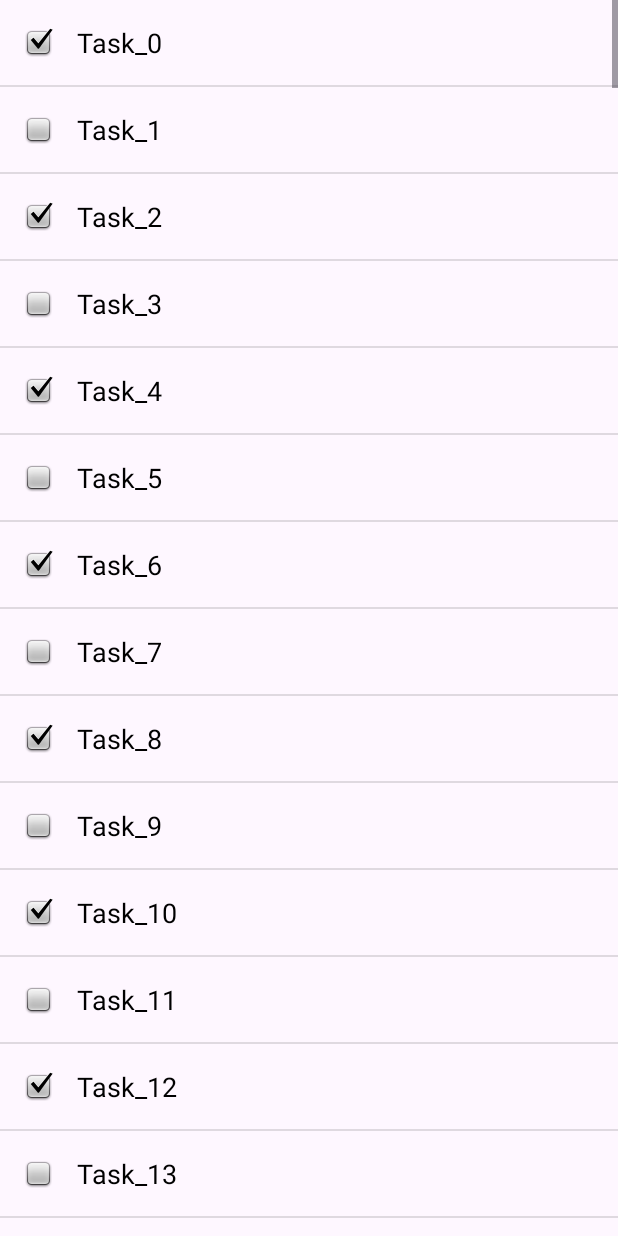
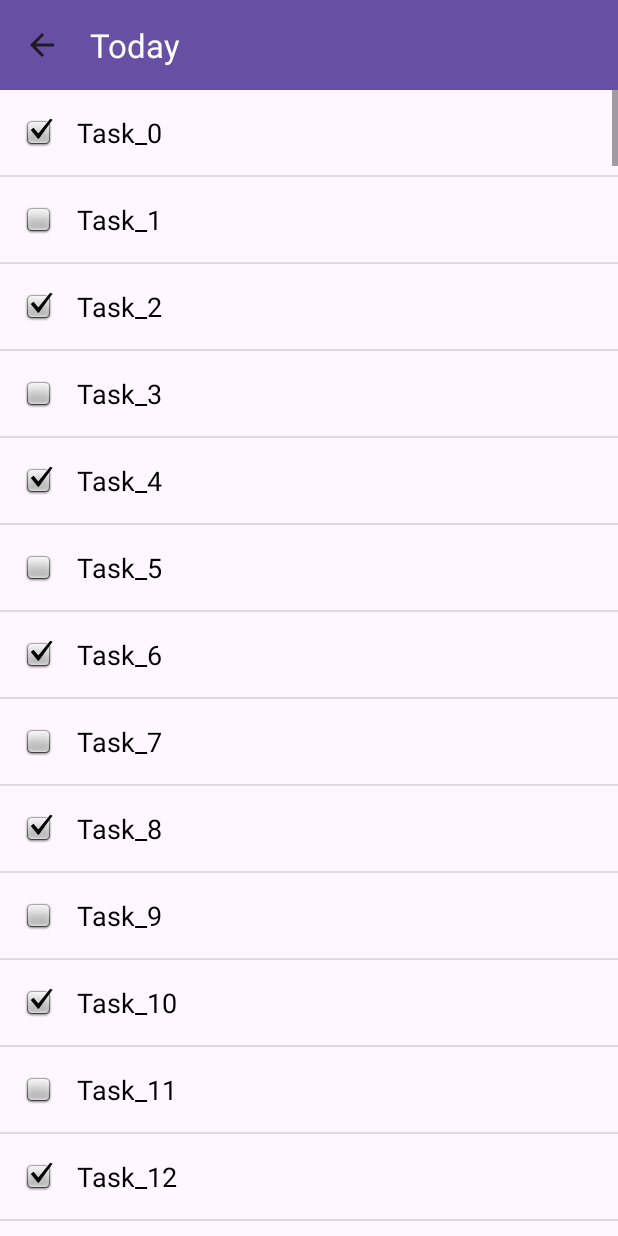
Before and after one commit to AlexStyx/Todolist, an Android app: the screen it shows after launch (MainActivity), after a tap on "Today", on a phone screen of 412 x 824 dp. Run offline under Robolectric (Android 15) with nearby library versions, the phone set to English and light mode, and no system bars.

Commit message:
add navigation

```diff
--- a/app/build.gradle.kts
+++ b/app/build.gradle.kts
@@ -39,4 +39,6 @@ dependencies {
     testImplementation("junit:junit:4.13.2")
     androidTestImplementation("androidx.test.ext:junit:1.1.5")
     androidTestImplementation("androidx.test.espresso:espresso-core:3.5.1")
+    implementation("androidx.navigation:navigation-fragment:2.5.3")
+    implementation("androidx.navigation:navigation-ui:2.5.3")
 }
--- a/app/src/main/java/com/example/todolist/InitialScreen.java
+++ b/app/src/main/java/com/example/todolist/InitialScreen.java
@@ -6,7 +6,12 @@ import android.view.View;
 import android.view.ViewGroup;
 import android.widget.Button;
 
+import androidx.appcompat.app.ActionBar;
+import androidx.appcompat.app.AppCompatActivity;
 import androidx.fragment.app.Fragment;
+import androidx.navigation.Navigation;
+
+import java.util.Objects;
 
 public class InitialScreen extends Fragment {
 
@@ -15,29 +20,35 @@ public class InitialScreen extends Fragment {
                              Bundle savedInstanceState) {
         View view = inflater.inflate(R.layout.initial_screen, container, false);
 
-        Button secondButton = view.findViewById(R.id.today_button);
-        Button thirdButton = view.findViewById(R.id.inbox_button);
+        Button todaysButton = view.findViewById(R.id.today_button);
+        Button inboxButton = view.findViewById(R.id.inbox_button);
 
-        secondButton.setOnClickListener(new View.OnClickListener() {
+        todaysButton.setOnClickListener(new View.OnClickListener() {
             @Override
             public void onClick(View v) {
-                getParentFragmentManager().beginTransaction()
-                        .replace(R.id.fragment_container, new TodayList())
-                        .addToBackStack(null)
-                        .commit();
+                Bundle bundle = new Bundle();
+                bundle.putString("title", todaysButton.getText().toString());
+                Navigation.findNavController(view).navigate(R.id.initial_to_today_action, bundle);
             }
         });
 
-        thirdButton.setOnClickListener(new View.OnClickListener() {
+        inboxButton.setOnClickListener(new View.OnClickListener() {
             @Override
             public void onClick(View v) {
-                getParentFragmentManager().beginTransaction()
-                        .replace(R.id.fragment_container, new Inbox())
-                        .addToBackStack(null)
-                        .commit();
+                Bundle bundle = new Bundle();
+                bundle.putString("title", inboxButton.getText().toString());
+                Navigation.findNavController(view).navigate(R.id.initial_to_today_action, bundle);
             }
         });
 
         return view;
     }
+
+    @Override
+    public void onStart() {
+        super.onStart();
+        ActionBar bar = Objects.requireNonNull(((AppCompatActivity) requireActivity()).getSupportActionBar());
+        bar.setDisplayHomeAsUpEnabled(false);
+        bar.setTitle("Todolist");
+    }
 }
--- a/app/src/main/java/com/example/todolist/MainActivity.java
+++ b/app/src/main/java/com/example/todolist/MainActivity.java
@@ -1,7 +1,16 @@
 package com.example.todolist;
 
+import androidx.annotation.NonNull;
 import androidx.appcompat.app.AppCompatActivity;
+import androidx.appcompat.widget.Toolbar;
+import androidx.fragment.app.Fragment;
+import androidx.navigation.NavController;
+import androidx.navigation.Navigation;
+
 import android.os.Bundle;
+import android.util.Log;
+import android.view.MenuItem;
+import android.view.View;
 
 public class MainActivity extends AppCompatActivity {
 
@@ -10,8 +19,14 @@ public class MainActivity extends AppCompatActivity {
         super.onCreate(savedInstanceState);
         setContentView(R.layout.activity_main);
 
-        getSupportFragmentManager().beginTransaction()
-                .replace(R.id.fragment_container, new InitialScreen())
-                .commit();
+        Toolbar toolbar = findViewById(R.id.toolbar);
+        setSupportActionBar(toolbar);
+    }
+
+    @Override
+    public boolean onSupportNavigateUp() {
+        View container = findViewById(R.id.fragment_container);
+        NavController controller = Navigation.findNavController(container);
+        return controller.navigateUp() || super.onSupportNavigateUp();
     }
 }
--- a/app/src/main/java/com/example/todolist/TodayList.java
+++ b/app/src/main/java/com/example/todolist/TodayList.java
@@ -9,15 +9,20 @@ import android.widget.AdapterView;
 import android.widget.ListView;
 import android.widget.Toast;
 
+import androidx.appcompat.app.ActionBar;
+
+import androidx.appcompat.app.AppCompatActivity;
 import androidx.fragment.app.Fragment;
 
 import java.util.ArrayList;
 import java.util.List;
+import java.util.Objects;
 
 public class TodayList extends Fragment {
 
     @Override
-    public View onCreateView(LayoutInflater inflater, ViewGroup container,
+    public View onCreateView(LayoutInflater inflater,
+                             ViewGroup container,
                              Bundle savedInstanceState) {
         View view = inflater.inflate(R.layout.today, container, false);
         ListView todaysList = view.findViewById(R.id.today_tasks_list);
@@ -34,7 +39,7 @@ public class TodayList extends Fragment {
 
         todaysList.setAdapter(adapter);
 
-        todaysList.setOnItemClickListener(new AdapterView.OnItemClickListener(){
+        todaysList.setOnItemClickListener(new AdapterView.OnItemClickListener() {
 
             @Override
             public void onItemClick(AdapterView<?> parent, View v, int position, long id) {
@@ -43,6 +48,14 @@ public class TodayList extends Fragment {
                 Log.d("ListView", "Нажали на элемент: " + clickedItem);
             }
         });
+
+        ActionBar toolbar = Objects.requireNonNull(((AppCompatActivity) requireActivity()).getSupportActionBar());
+        toolbar.setDisplayHomeAsUpEnabled(true);
+        String title = null;
+        if (getArguments() != null) {
+            title = getArguments().getString("title");
+            toolbar.setTitle(title);
+        }
         return view;
     }
 }
--- a/app/src/main/res/layout/activity_main.xml
+++ b/app/src/main/res/layout/activity_main.xml
@@ -6,13 +6,32 @@
     android:layout_height="match_parent"
     tools:context=".MainActivity">
 
-    <FrameLayout
+    <androidx.appcompat.widget.Toolbar
+        android:id="@+id/toolbar"
+        android:layout_width="match_parent"
+        android:layout_height="60dp"
+        android:background="?attr/colorPrimary"
+        android:elevation="4dp"
+        android:theme="@style/ThemeOverlay.AppCompat.ActionBar"
+        app:popupTheme="@style/ThemeOverlay.AppCompat.Light"
+        app:layout_constraintTop_toTopOf="parent"
+        app:layout_constraintStart_toStartOf="parent"
+        app:titleTextColor="@color/white"
+        android:foregroundTint="@color/white"
+        app:layout_constraintEnd_toEndOf="parent"/>
+
+
+
+    <androidx.fragment.app.FragmentContainerView
         android:id="@+id/fragment_container"
-        android:layout_width="match_parent"
-        android:layout_height="match_parent"
-        app:layout_constraintBottom_toBottomOf="parent"
+        android:name="androidx.navigation.fragment.NavHostFragment"
+        android:layout_width="0dp"
+        android:layout_height="0dp"
         app:layout_constraintLeft_toLeftOf="parent"
         app:layout_constraintRight_toRightOf="parent"
-        app:layout_constraintTop_toTopOf="parent" />
+        app:layout_constraintTop_toBottomOf="@id/toolbar"
+        app:layout_constraintBottom_toBottomOf="parent"
+        app:defaultNavHost="true"
+        app:navGraph="@xml/nav_graph"/>
 
 </androidx.constraintlayout.widget.ConstraintLayout>
--- a/app/src/main/res/layout/initial_screen.xml
+++ b/app/src/main/res/layout/initial_screen.xml
@@ -9,7 +9,7 @@
         android:id="@+id/today_button"
         android:layout_width="wrap_content"
         android:layout_height="wrap_content"
-        android:text="Today" />
+        android:text="Today"/>
 
     <Button
         android:id="@+id/inbox_button"
--- a/app/src/main/res/layout/today.xml
+++ b/app/src/main/res/layout/today.xml
@@ -7,6 +7,7 @@
     <ListView
         android:id="@+id/today_tasks_list"
         android:layout_width="match_parent"
-        android:layout_height="wrap_content" />
+        android:layout_height="match_parent"
+        />
 
 </LinearLayout>
--- a/app/src/main/res/values/colors.xml
+++ b/app/src/main/res/values/colors.xml
@@ -2,4 +2,5 @@
 <resources>
     <color name="black">#FF000000</color>
     <color name="white">#FFFFFFFF</color>
+    <color name="defaul">#800080</color>
 </resources>
--- /dev/null
+++ b/app/src/main/res/xml/nav_graph.xml
@@ -0,0 +1,32 @@
+<?xml version="1.0" encoding="utf-8"?>
+<navigation xmlns:android="http://schemas.android.com/apk/res/android"
+    xmlns:app="http://schemas.android.com/apk/res-auto"
+    android:id="@+id/nav_graph"
+    app:startDestination="@id/initialFragment">
+
+    <fragment
+        android:id="@+id/initialFragment"
+        android:name="com.example.todolist.InitialScreen"
+        android:label="Initial"
+        app:defaultNavHost="true"
+        app:navGraph="@xml/nav_graph">
+        <action
+            android:id="@+id/initial_to_inbox_action"
+            app:destination="@id/Inbox" />
+        <action
+            android:id="@+id/initial_to_today_action"
+            app:destination="@id/Today" />
+    </fragment>
+
+    <fragment
+        android:id="@+id/Inbox"
+        android:name="com.example.todolist.Inbox"
+        android:label="Inbox">
+    </fragment>
+
+    <fragment
+        android:id="@+id/Today"
+        android:name="com.example.todolist.TodayList"
+        android:label="Today">
+    </fragment>
+</navigation>
```
